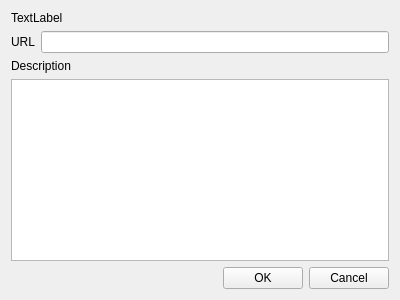
This is RedPandaIDE/widgets/ojproblempropertywidget.ui in royqh1979/RedPanda-CPP as Qt 5 draws it before an edit. The edited form follows.
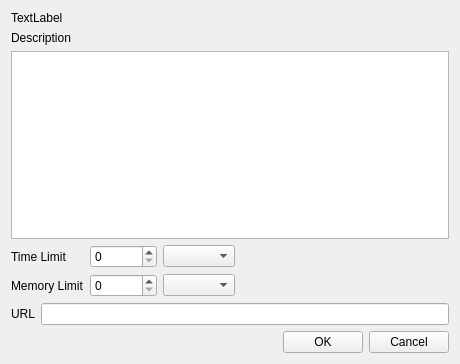
This is the edited form.

Commit message: - enhancement: Show memory usage for problem cases.

What changed in the file:
```diff
--- a/RedPandaIDE/widgets/ojproblempropertywidget.ui
+++ b/RedPandaIDE/widgets/ojproblempropertywidget.ui
@@ -6,39 +6,107 @@
    <rect>
     <x>0</x>
     <y>0</y>
-    <width>400</width>
-    <height>300</height>
+    <width>460</width>
+    <height>364</height>
    </rect>
   </property>
   <property name="windowTitle">
    <string>Form</string>
   </property>
-  <layout class="QGridLayout" name="gridLayout">
-   <item row="1" column="0" colspan="2">
+  <layout class="QGridLayout" name="gridLayout" columnstretch="0,0" columnminimumwidth="0,0">
+   <item row="4" column="0">
     <widget class="QLabel" name="label">
      <property name="text">
       <string>URL</string>
      </property>
     </widget>
    </item>
-   <item row="0" column="0" colspan="3">
+   <item row="4" column="1">
+    <widget class="QLineEdit" name="txtURL"/>
+   </item>
+   <item row="0" column="0" colspan="2">
     <widget class="QLabel" name="lbName">
      <property name="text">
       <string>TextLabel</string>
      </property>
     </widget>
    </item>
-   <item row="1" column="2">
-    <widget class="QLineEdit" name="txtURL"/>
-   </item>
-   <item row="2" column="0" colspan="3">
+   <item row="1" column="0" colspan="2">
     <widget class="QLabel" name="label_2">
      <property name="text">
       <string>Description</string>
      </property>
     </widget>
    </item>
-   <item row="4" column="0" colspan="3">
+   <item row="2" column="0" colspan="2">
+    <widget class="QTextEdit" name="txtDescription"/>
+   </item>
+   <item row="3" column="0" colspan="2">
+    <widget class="QWidget" name="widget_2" native="true">
+     <layout class="QGridLayout" name="gridLayout_2">
+      <property name="leftMargin">
+       <number>0</number>
+      </property>
+      <property name="topMargin">
+       <number>0</number>
+      </property>
+      <property name="rightMargin">
+       <number>0</number>
+      </property>
+      <property name="bottomMargin">
+       <number>0</number>
+      </property>
+      <item row="2" column="2">
+       <widget class="QComboBox" name="cbMemoryLimitUnit"/>
+      </item>
+      <item row="1" column="0">
+       <widget class="QLabel" name="label_3">
+        <property name="text">
+         <string>Time Limit</string>
+        </property>
+       </widget>
+      </item>
+      <item row="2" column="0">
+       <widget class="QLabel" name="label_4">
+        <property name="text">
+         <string>Memory Limit</string>
+        </property>
+       </widget>
+      </item>
+      <item row="1" column="1">
+       <widget class="QSpinBox" name="spinTimeLimit">
+        <property name="maximum">
+         <number>9999999</number>
+        </property>
+       </widget>
+      </item>
+      <item row="2" column="1">
+       <widget class="QSpinBox" name="spinMemoryLimit">
+        <property name="maximum">
+         <number>9999999</number>
+        </property>
+       </widget>
+      </item>
+      <item row="1" column="3">
+       <spacer name="horizontalSpacer_2">
+        <property name="orientation">
+         <enum>Qt::Horizontal</enum>
+        </property>
+        <property name="sizeHint" stdset="0">
+         <size>
+          <width>40</width>
+          <height>20</height>
+         </size>
+        </property>
+       </spacer>
+      </item>
+      <item row="1" column="2">
+       <widget class="QComboBox" name="cbTimeLimitUnit"/>
+      </item>
+     </layout>
+    </widget>
+   </item>
+   <item row="5" column="0" colspan="2">
     <widget class="QWidget" name="widget" native="true">
      <layout class="QHBoxLayout" name="horizontalLayout">
       <property name="leftMargin">
@@ -83,9 +151,6 @@
      </layout>
     </widget>
    </item>
-   <item row="3" column="0" colspan="3">
-    <widget class="QTextEdit" name="txtDescription"/>
-   </item>
   </layout>
  </widget>
  <resources/>
```
The commit also changes 21 other files.
